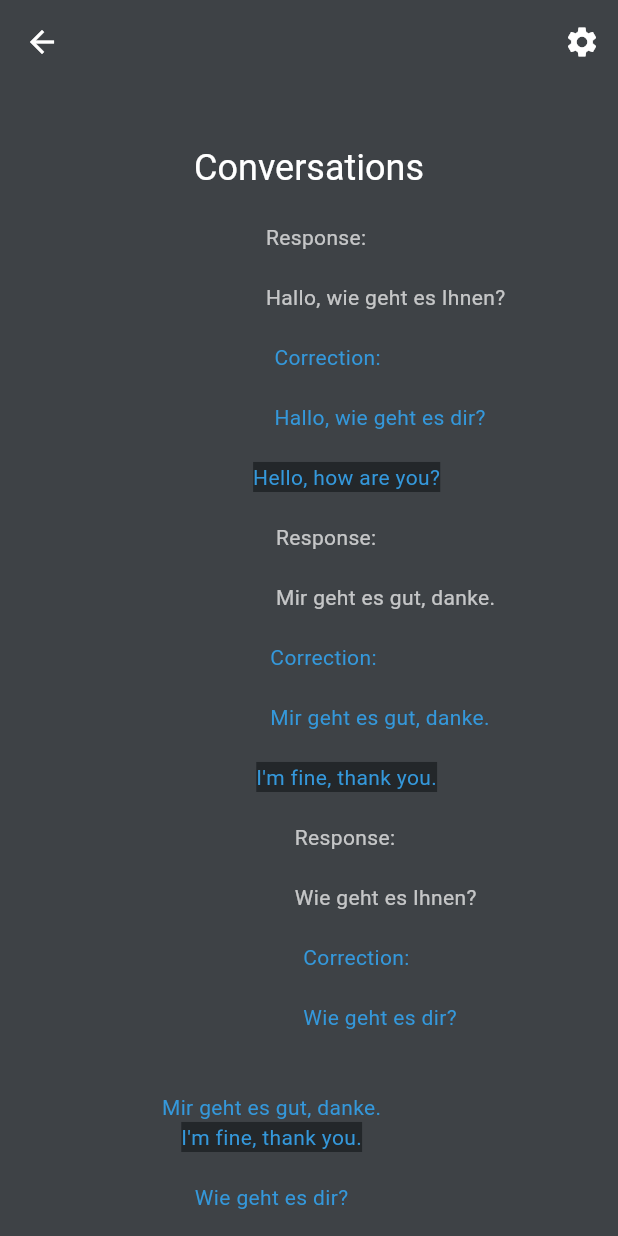
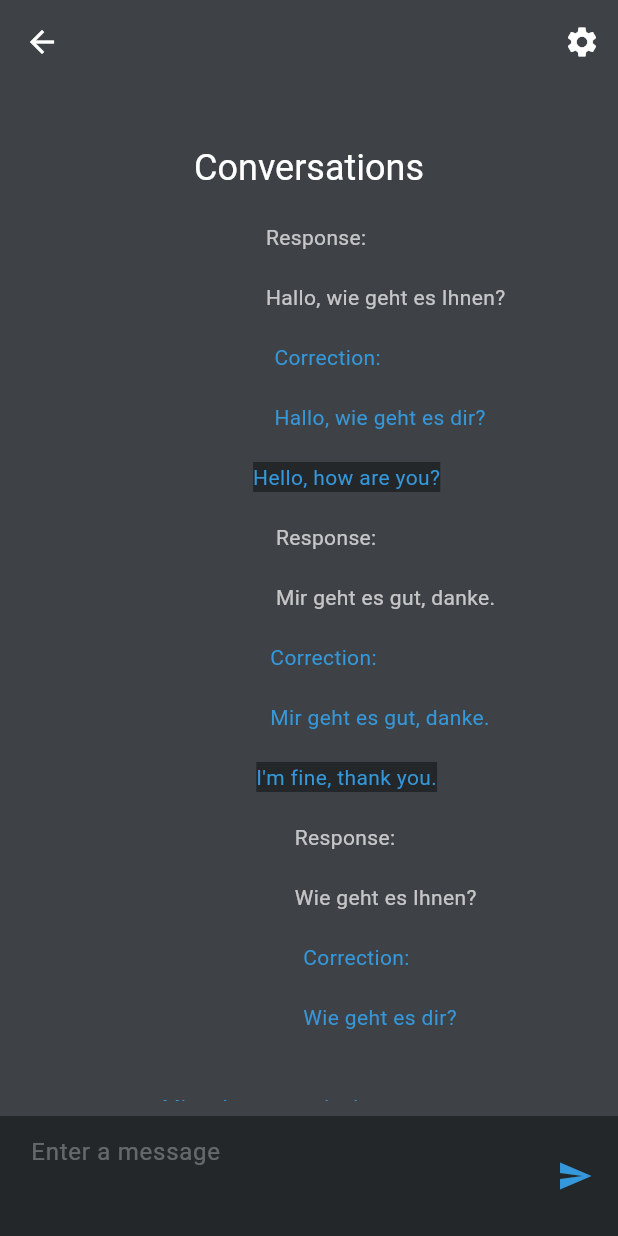
Before and after one commit to John-Ad/multilingual_chat, a Flutter app: the ConversationPage screen opened directly with empty values, on a phone screen of 412 x 824 dp. Run offline on Flutter 3.47's test engine with Material 2 defaults, Android fonts, the phone set to English and light mode, and no system bars; our stand-ins replace fluttertoast, sqflite; accounts and stored records are empty.

Commit message:
added message input at bottom of conversation page

```diff
--- a/lib/views/conversation.dart
+++ b/lib/views/conversation.dart
@@ -24,6 +24,7 @@ class ConversationPage extends StatefulWidget {
 }
 
 class _ConversationPageState extends State<ConversationPage> {
+  final TextEditingController _newMessageController = TextEditingController();
   bool loadingMessages = false;
   List<Message> _messages = [];
 
@@ -126,7 +127,9 @@ class _ConversationPageState extends State<ConversationPage> {
           )
         ],
       ),
-      body: Column(
+      body: Stack(
+        children: [
+          Column(
             children: [
               Padding(
                 padding: const EdgeInsets.fromLTRB(0, 40, 0, 20),
@@ -138,6 +141,8 @@ class _ConversationPageState extends State<ConversationPage> {
                 ),
               ),
               Expanded(
+                child: Padding(
+                  padding: const EdgeInsets.fromLTRB(0, 0, 0, 90),
                   child: ListView(
                     shrinkWrap: false,
                     children: [
@@ -152,6 +157,64 @@ class _ConversationPageState extends State<ConversationPage> {
                     ],
                   ),
                 ),
+              ),
+            ],
+          ),
+
+          // send message
+          Positioned(
+            left: 0,
+            right: 0,
+            bottom: 0,
+            child: Container(
+              width: MediaQuery.of(context).size.width,
+              height: 80,
+              decoration: BoxDecoration(
+                color: theme.colorScheme.primary,
+              ),
+              child: Row(
+                mainAxisAlignment: MainAxisAlignment.spaceEvenly,
+                children: [
+                  SizedBox(
+                    width: MediaQuery.of(context).size.width * 0.85,
+                    child: Theme(
+                      data: Theme.of(context).copyWith(
+                        textSelectionTheme: TextSelectionThemeData(
+                          selectionColor: theme.colorScheme.surface,
+                        ),
+                      ),
+                      child: TextField(
+                        controller: _newMessageController,
+                        cursorColor: theme.colorScheme.onPrimary,
+                        style: theme.textTheme.bodyLarge!.copyWith(
+                          color: theme.colorScheme.onPrimary,
+                        ),
+                        maxLines: 4,
+                        decoration: InputDecoration(
+                          isDense: true,
+                          fillColor: theme.colorScheme.primary,
+                          filled: true,
+                          border: const OutlineInputBorder(
+                            borderSide: BorderSide.none,
+                          ),
+                          hintText: 'Enter a message',
+                          hintStyle: theme.textTheme.bodyLarge!.copyWith(
+                            color: theme.colorScheme.onPrimary.withOpacity(0.3),
+                          ),
+                        ),
+                      ),
+                    ),
+                  ),
+                  IconButton(
+                    onPressed: () => {},
+                    icon: const Icon(
+                      Icons.send,
+                    ),
+                  ),
+                ],
+              ),
+            ),
+          ),
         ],
       ),
     );
```
Lines whose indentation alone changed are shown as unchanged.
